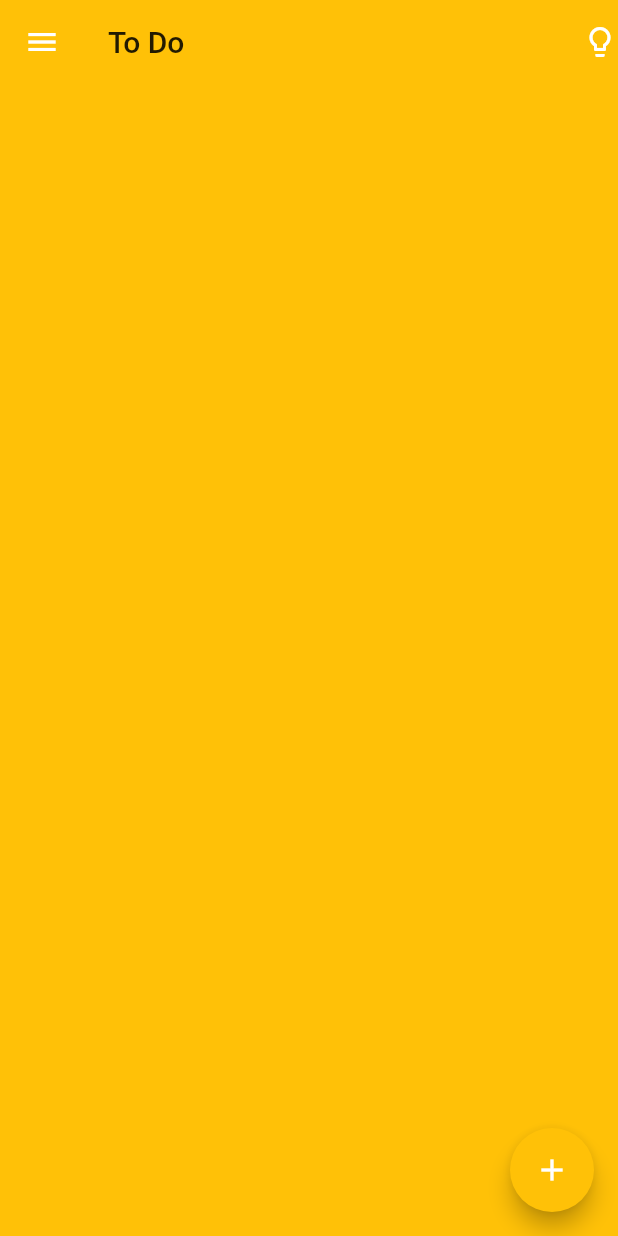
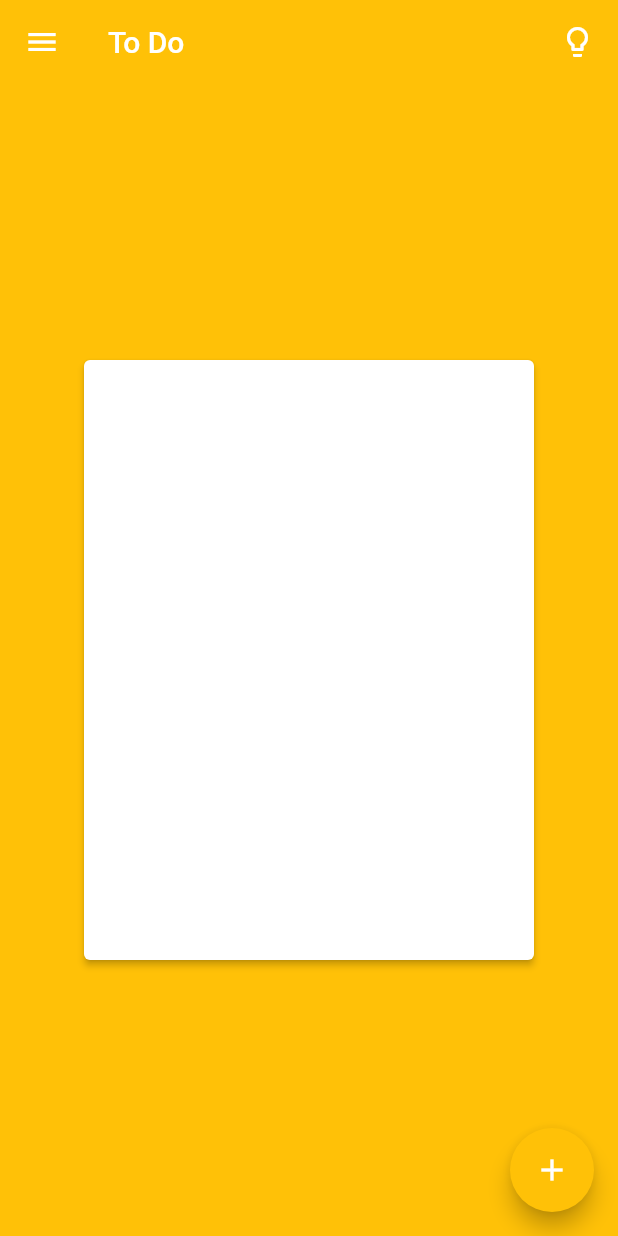
Before and after one commit to Maverick099/TODO, a Flutter app: the screen it shows after launch, on a phone screen of 412 x 824 dp. Run offline on Flutter 3.47's test engine with Material 2 defaults, Android fonts, the light colour scheme and no system bars.

Commit message:
card with cntainer and inkwell added

```diff
--- a/to_do/lib/main.dart
+++ b/to_do/lib/main.dart
@@ -62,18 +62,29 @@ class _MyHomePageState extends State<MyHomePage> {
             print('Menu Icon Pressed');
           },
         ),
-        title: Text(widget.title),
+        title: Text(
+          widget.title,
+          style: TextStyle(
+            color: Theme.of(context).primaryTextTheme.headline1.color,
+          ),
+          textAlign: TextAlign.center,
+        ),
         actions: <Widget>[
-          Icon(
-            Icons.lightbulb_outline,
-            color: Theme.of(context).primaryIconTheme.color,
+          Padding(
+            padding: const EdgeInsets.only(right: 15),
+            child: Icon(
+              Icons.lightbulb_outline,
+              color: Theme.of(context).primaryIconTheme.color,
+            ),
           ),
         ],
       ),
       body: Center(
         child: Column(
           mainAxisAlignment: MainAxisAlignment.center,
-          children: <Widget>[],
+          children: <Widget>[
+            ToDoCard(),
+          ],
         ),
       ),
       floatingActionButton: FloatingActionButton(
@@ -100,6 +111,23 @@ class ToDoCard extends StatefulWidget {
 class _ToDoCardState extends State<ToDoCard> {
   @override
   Widget build(BuildContext context) {
-    throw UnimplementedError();
+    return Center(
+      child: Card(
+        elevation: 2.0,
+        borderOnForeground: true,
+        semanticContainer: true,
+        child: InkWell(
+          splashColor: Colors.amberAccent,
+          onTap: (){
+            print('[] inwell widh=get  was tapped inshort container was tapped ');
+          },
+
+          child: Container(
+            width: 300.0,
+            height: 400.0,
+          ),
+        ),
+      ),
+    );
   }
 }
```
